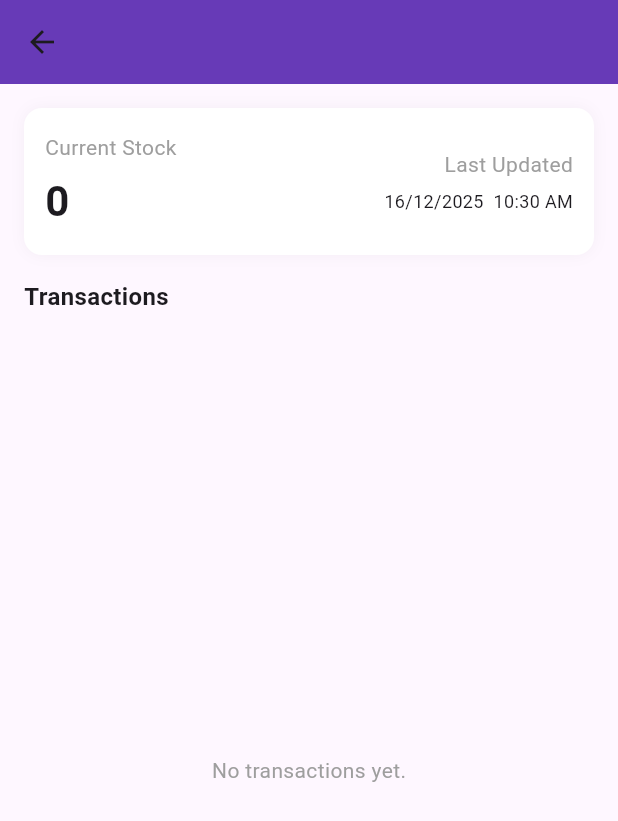
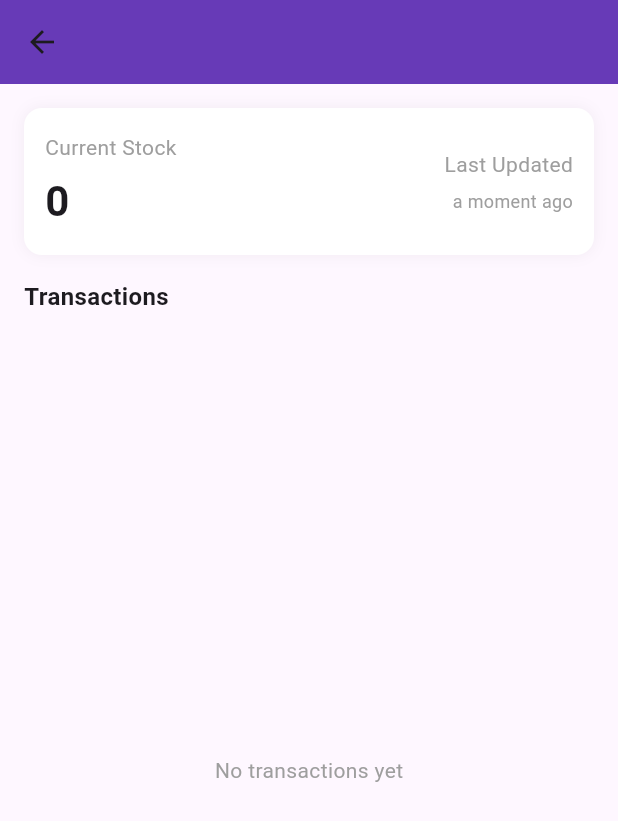
Before and after one commit to umeshsachala/sudama_milk, a Flutter app: the ItemDetailScreen screen opened directly with empty values, on a phone screen of 412 x 824 dp. Shown: the top 821 px of the screen. Run offline on Flutter 3.47's test engine with Material 3 defaults, Android fonts, the phone set to English and light mode, and no system bars; our stand-ins replace cloud_firestore, firebase_auth, firebase_core, google_sign_in, timeago; accounts and stored records are empty.

Commit message:
jay hoooooooo

```diff
--- a/lib/screens/item_management/item_detail_screen.dart
+++ b/lib/screens/item_management/item_detail_screen.dart
@@ -1,5 +1,6 @@
 import 'package:cloud_firestore/cloud_firestore.dart';
 import 'package:flutter/material.dart';
+import 'package:timeago/timeago.dart' as timeago;
 
 class ItemDetailScreen extends StatefulWidget {
   final String itemId;
@@ -21,15 +22,15 @@ class _ItemDetailScreenState extends State<ItemDetailScreen> {
   final CollectionReference txRef =
   FirebaseFirestore.instance.collection('stock_transactions');
 
-  String _formatDateTime(DateTime dt) {
-    final day = dt.day.toString().padLeft(2, '0');
-    final month = dt.month.toString().padLeft(2, '0');
-    final year = dt.year;
-    final hour =
-    (dt.hour % 12 == 0 ? 12 : dt.hour % 12).toString().padLeft(2, '0');
-    final minute = dt.minute.toString().padLeft(2, '0');
-    final period = dt.hour >= 12 ? "PM" : "AM";
-    return "$day/$month/$year  $hour:$minute $period";
+  /// 🔥 AGO TIME FUNCTION
+  String agoTime(dynamic ts) {
+    if (ts == null) return '';
+    if (ts is Timestamp) {
+      return timeago.format(ts.toDate());
+    } else if (ts is DateTime) {
+      return timeago.format(ts);
+    }
+    return '';
   }
 
   @override
@@ -43,33 +44,17 @@ class _ItemDetailScreenState extends State<ItemDetailScreen> {
         padding: const EdgeInsets.all(16.0),
         child: Column(
           children: [
-            // ITEM SUMMARY (stock, last updated)
+            // 🔹 ITEM SUMMARY
             StreamBuilder<DocumentSnapshot>(
               stream: itemsRef.doc(widget.itemId).snapshots(),
               builder: (context, snap) {
-                if (snap.hasError) return const Text('Error loading item');
                 if (!snap.hasData) {
-                  return Container(
-                    padding: const EdgeInsets.all(16),
-                    child: const Center(child: CircularProgressIndicator()),
-                  );
+                  return const Center(child: CircularProgressIndicator());
                 }
 
-                final data = snap.data!.data() as Map<String, dynamic>?;
-                if (data == null) {
-                  return const Text('Item not found');
-                }
-
+                final data = snap.data!.data() as Map<String, dynamic>;
                 final stock = data['stock'] ?? 0;
-                final ts = data['updatedAt'];
-                DateTime updated;
-                if (ts is Timestamp) {
-                  updated = ts.toDate();
-                } else if (ts is DateTime) {
-                  updated = ts;
-                } else {
-                  updated = DateTime.now();
-                }
+                final updatedAt = data['updatedAt'];
 
                 return Container(
                   width: double.infinity,
@@ -79,7 +64,10 @@ class _ItemDetailScreenState extends State<ItemDetailScreen> {
                     color: Colors.white,
                     borderRadius: BorderRadius.circular(12),
                     boxShadow: [
-                      BoxShadow(color: Colors.black.withOpacity(.04), blurRadius: 8)
+                      BoxShadow(
+                        color: Colors.black.withOpacity(.05),
+                        blurRadius: 8,
+                      )
                     ],
                   ),
                   child: Row(
@@ -91,9 +79,11 @@ class _ItemDetailScreenState extends State<ItemDetailScreen> {
                           const Text("Current Stock",
                               style: TextStyle(color: Colors.grey)),
                           const SizedBox(height: 6),
-                          Text("$stock",
+                          Text(
+                            "$stock",
                             style: const TextStyle(
-                                  fontSize: 28, fontWeight: FontWeight.bold)),
+                                fontSize: 28, fontWeight: FontWeight.bold),
+                          ),
                         ],
                       ),
                       Column(
@@ -102,8 +92,11 @@ class _ItemDetailScreenState extends State<ItemDetailScreen> {
                           const Text("Last Updated",
                               style: TextStyle(color: Colors.grey)),
                           const SizedBox(height: 6),
-                          Text(_formatDateTime(updated),
-                              style: const TextStyle(fontSize: 12)),
+                          Text(
+                            agoTime(updatedAt), // 🔥 AGO TIME HERE
+                            style: const TextStyle(
+                                fontSize: 12, color: Colors.grey),
+                          ),
                         ],
                       ),
                     ],
@@ -114,16 +107,17 @@ class _ItemDetailScreenState extends State<ItemDetailScreen> {
 
             const SizedBox(height: 16),
 
-            // Header for transactions
-            Align(
+            const Align(
               alignment: Alignment.centerLeft,
-              child: Text("Transactions",
-                  style: TextStyle(fontSize: 16, fontWeight: FontWeight.bold)),
+              child: Text(
+                "Transactions",
+                style: TextStyle(fontSize: 16, fontWeight: FontWeight.bold),
+              ),
             ),
 
             const SizedBox(height: 10),
 
-            // TRANSACTIONS LIST
+            // 🔹 TRANSACTION LIST
             Expanded(
               child: StreamBuilder<QuerySnapshot>(
                 stream: txRef
@@ -131,15 +125,14 @@ class _ItemDetailScreenState extends State<ItemDetailScreen> {
                     .orderBy('timestamp', descending: true)
                     .snapshots(),
                 builder: (context, snap) {
-                  if (snap.hasError)
-                    return const Center(child: Text('Error loading transactions'));
-                  if (!snap.hasData)
+                  if (!snap.hasData) {
                     return const Center(child: CircularProgressIndicator());
+                  }
 
                   final docs = snap.data!.docs;
                   if (docs.isEmpty) {
                     return const Center(
-                        child: Text("No transactions yet.",
+                        child: Text("No transactions yet",
                             style: TextStyle(color: Colors.grey)));
                   }
 
@@ -147,20 +140,13 @@ class _ItemDetailScreenState extends State<ItemDetailScreen> {
                     itemCount: docs.length,
                     separatorBuilder: (_, __) => const SizedBox(height: 10),
                     itemBuilder: (context, index) {
-                      final d = docs[index];
-                      final data = d.data() as Map<String, dynamic>;
-                      final type = (data['type'] ?? '').toString();
-                      final qty = data['qty'] ?? 0;
-                      final ts = data['timestamp'] as Timestamp?;
-                      final dt = ts?.toDate();
-                      final timeStr = dt == null ? "No time" : _formatDateTime(dt);
+                      final data =
+                      docs[index].data() as Map<String, dynamic>;
+                      final isIn =
+                          (data['type'] ?? '').toString().toLowerCase() == 'in';
 
-                      final isIn = type.toLowerCase() == 'in';
-
-                      // ---- Clean row WITHOUT avatar ----
                       return Container(
                         padding: const EdgeInsets.all(12),
-                        margin: const EdgeInsets.symmetric(horizontal: 0),
                         decoration: BoxDecoration(
                           color: Colors.grey.shade100,
                           borderRadius: BorderRadius.circular(12),
@@ -168,9 +154,8 @@ class _ItemDetailScreenState extends State<ItemDetailScreen> {
                         child: Row(
                           mainAxisAlignment: MainAxisAlignment.spaceBetween,
                           children: [
-                            // Left: type + qty
-                            Expanded(
-                              child: Column(
+                            // LEFT
+                            Column(
                               crossAxisAlignment: CrossAxisAlignment.start,
                               children: [
                                 Text(
@@ -183,23 +168,27 @@ class _ItemDetailScreenState extends State<ItemDetailScreen> {
                                   ),
                                 ),
                                 const SizedBox(height: 4),
-                                  Text("Qty: $qty"),
+                                Text("Qty: ${data['qty'] ?? 0}"),
                               ],
                             ),
-                            ),
 
-                            // Right: time (and optional user)
+                            // RIGHT
                             Column(
                               crossAxisAlignment: CrossAxisAlignment.end,
                               children: [
-                                Text(timeStr,
+                                Text(
+                                  agoTime(data['timestamp']), // 🔥 AGO TIME
                                   style: const TextStyle(
-                                        fontSize: 12, color: Colors.grey)),
+                                      fontSize: 12, color: Colors.grey),
+                                ),
+                                if (data['user'] != null) ...[
                                   const SizedBox(height: 4),
-                                if (data.containsKey('user') && data['user'] != null)
-                                  Text("${data['user']}",
+                                  Text(
+                                    data['user'],
                                     style: const TextStyle(
-                                          fontSize: 12, color: Colors.grey)),
+                                        fontSize: 12, color: Colors.grey),
+                                  ),
+                                ]
                               ],
                             ),
                           ],
--- a/pubspec.yaml
+++ b/pubspec.yaml
@@ -38,6 +38,7 @@ dependencies:
   cloud_firestore: ^6.1.0
   firebase_storage: ^13.0.4
   uuid: ^4.5.2
+  timeago: ^3.7.1
 
 dev_dependencies:
   flutter_test:
```
Also changed, not shown: pubspec.lock. Lines whose indentation alone changed are shown as unchanged.
